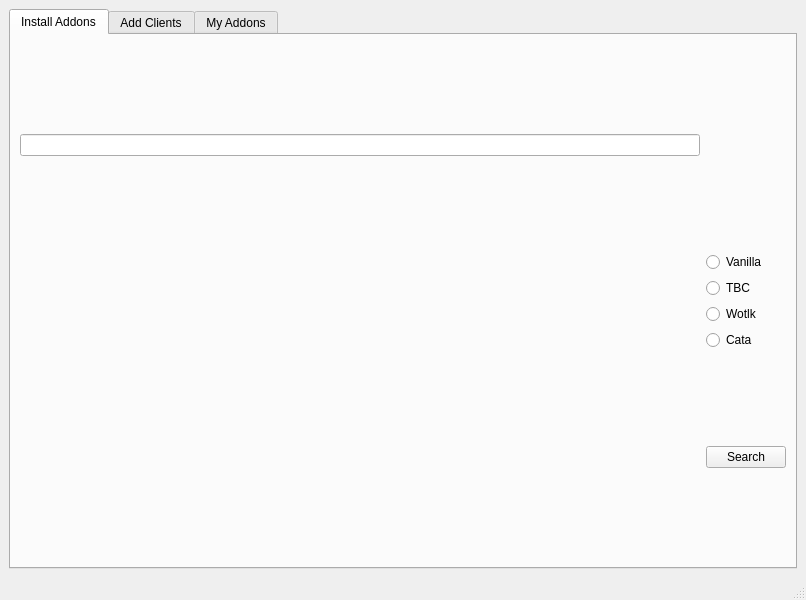
Qt form src/ui/main.ui (buhfur/Flightmaster) before a commit.
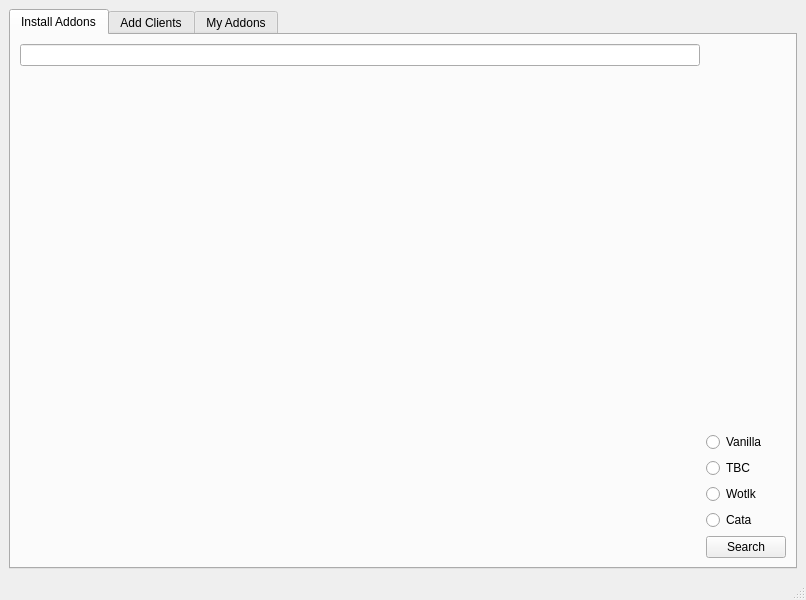
The same form after that commit.

Commit message: GUI now populates the addon description for searched addons, still need to implement the installing functionality of the app

Patch:
```diff
--- a/src/ui/main.ui
+++ b/src/ui/main.ui
@@ -28,10 +28,14 @@
         <string>Install Addons</string>
        </attribute>
        <layout class="QGridLayout" name="addonsTabLayout">
-        <item row="0" column="0">
-         <widget class="QLineEdit" name="searchBar"/>
+        <item row="3" column="1">
+         <widget class="QPushButton" name="searchButton">
+          <property name="text">
+           <string>Search</string>
+          </property>
+         </widget>
         </item>
-        <item row="1" column="1">
+        <item row="2" column="1">
          <layout class="QVBoxLayout" name="verticalLayout_3">
           <item>
            <widget class="QRadioButton" name="searchVanillaButton">
@@ -63,14 +67,10 @@
           </item>
          </layout>
         </item>
-        <item row="2" column="1">
-         <widget class="QPushButton" name="searchButton">
-          <property name="text">
-           <string>Search</string>
-          </property>
-         </widget>
+        <item row="0" column="0">
+         <widget class="QLineEdit" name="searchBar"/>
         </item>
-        <item row="1" column="0">
+        <item row="1" column="0" rowspan="2">
          <layout class="QVBoxLayout" name="searchAddonsLayout"/>
         </item>
        </layout>
```
Left out of the diff: 6 changed lines with no effect on the pictures. The commit also changes 7 other files.
